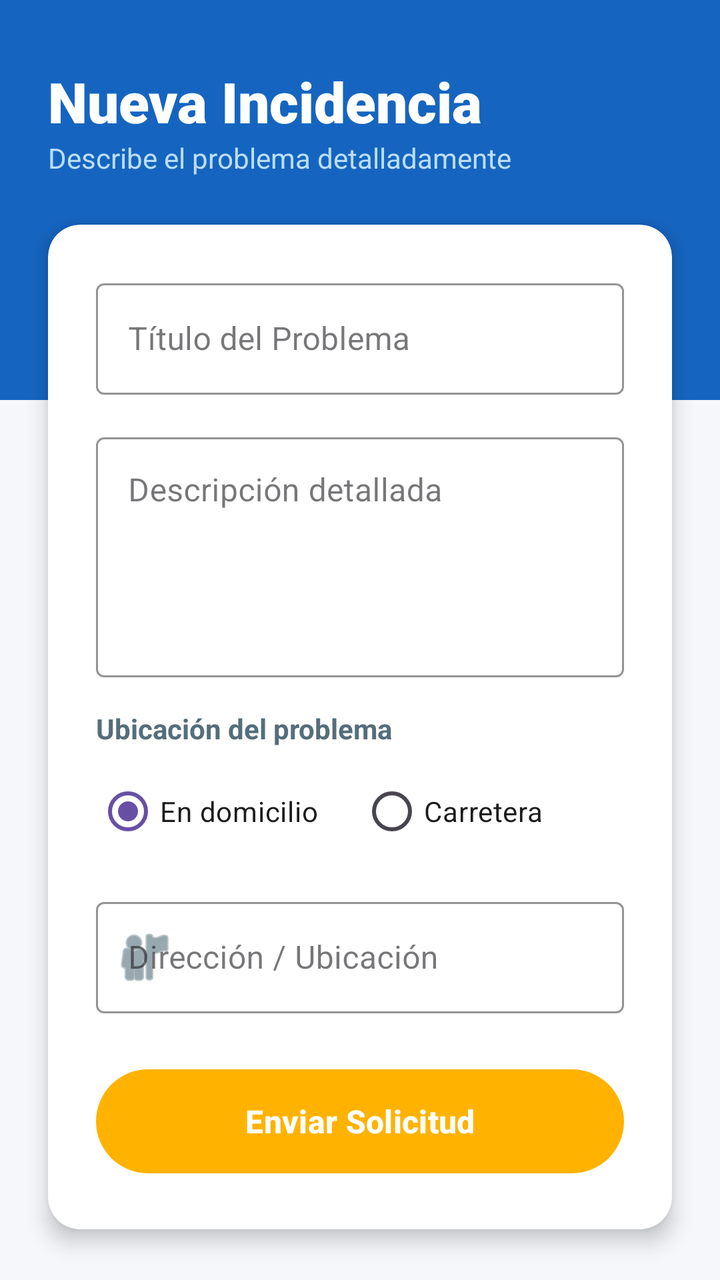
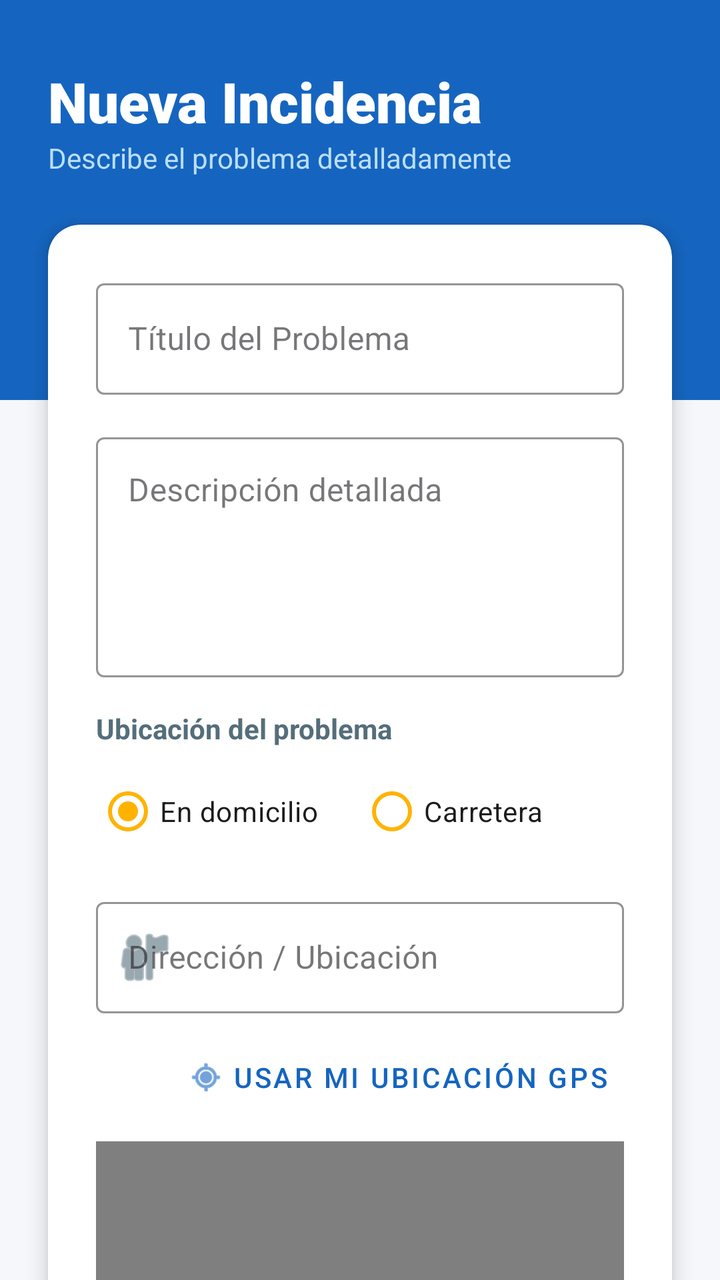

Compare the two renders of this Android layout. The source of the first and the diff that turns it into the second are given below.
<!-- AndroidManifest.xml: application theme Theme.PruebasDepuradasXDUwU -->
<!-- res/layout/activity_registro_incidencia.xml -->
<?xml version="1.0" encoding="utf-8"?>
<androidx.constraintlayout.widget.ConstraintLayout
    xmlns:android="http://schemas.android.com/apk/res/android"
    xmlns:app="http://schemas.android.com/apk/res-auto"
    xmlns:tools="http://schemas.android.com/tools"
    android:layout_width="match_parent"
    android:layout_height="match_parent"
    android:background="@color/bg_app">

    <View
        android:id="@+id/viewHeader"
        android:layout_width="match_parent"
        android:layout_height="@dimen/header_h_xl"
        android:background="@color/brand_azul"
        app:layout_constraintTop_toTopOf="parent"
        app:layout_constraintStart_toStartOf="parent"
        app:layout_constraintEnd_toEndOf="parent" />

    <TextView
        android:id="@+id/tvHeaderTitle"
        android:layout_width="wrap_content"
        android:layout_height="wrap_content"
        android:text="@string/nueva_incidencia_titulo"
        android:fontFamily="sans-serif-black"
        android:textColor="@color/white"
        android:textSize="@dimen/font_display"
        android:layout_marginTop="@dimen/espacio_XL"
        android:layout_marginStart="@dimen/espacio_L"
        app:layout_constraintStart_toStartOf="parent"
        app:layout_constraintTop_toTopOf="parent" />

    <TextView
        android:id="@+id/tvHeaderSubtitle"
        android:layout_width="wrap_content"
        android:layout_height="wrap_content"
        android:text="@string/nueva_incidencia_subtitulo"
        android:textColor="@color/txt_azul_claro"
        android:textSize="@dimen/font_subtitulo"
        app:layout_constraintStart_toStartOf="@+id/tvHeaderTitle"
        app:layout_constraintTop_toBottomOf="@+id/tvHeaderTitle" />

    <androidx.cardview.widget.CardView
        android:layout_width="match_parent"
        android:layout_height="wrap_content"
        android:layout_marginHorizontal="@dimen/espacio_L"
        android:layout_marginTop="@dimen/espacio_L"
        app:cardCornerRadius="@dimen/card_radio"
        app:cardElevation="@dimen/card_elev"
        app:cardBackgroundColor="@color/bg_card"
        app:layout_constraintTop_toBottomOf="@+id/tvHeaderSubtitle"
        app:layout_constraintStart_toStartOf="parent"
        app:layout_constraintEnd_toEndOf="parent">

        <LinearLayout
            android:layout_width="match_parent"
            android:layout_height="wrap_content"
            android:orientation="vertical"
            android:padding="@dimen/espacio_L">

            <com.google.android.material.textfield.TextInputLayout
                android:layout_width="match_parent"
                android:layout_height="wrap_content"
                android:hint="@string/nueva_incidencia_hint_titulo"
                app:boxStrokeColor="@color/brand_azul"
                app:hintTextColor="@color/brand_azul"
                style="@style/Widget.MaterialComponents.TextInputLayout.OutlinedBox"
                android:layout_marginBottom="@dimen/espacio_M">

                <com.google.android.material.textfield.TextInputEditText
                    android:id="@+id/edt_Titulo_Incidencia"
                    android:layout_width="match_parent"
                    android:layout_height="wrap_content"
                    android:textColor="@color/txt_titulo"
                    android:inputType="textCapSentences" />
            </com.google.android.material.textfield.TextInputLayout>

            <com.google.android.material.textfield.TextInputLayout
                android:layout_width="match_parent"
                android:layout_height="wrap_content"
                android:hint="@string/nueva_incidencia_hint_desc"
                app:boxStrokeColor="@color/brand_azul"
                app:hintTextColor="@color/brand_azul"
                style="@style/Widget.MaterialComponents.TextInputLayout.OutlinedBox"
                android:layout_marginBottom="@dimen/espacio_M">

                <com.google.android.material.textfield.TextInputEditText
                    android:id="@+id/edt_Descripcion_Incidencia"
                    android:layout_width="match_parent"
                    android:layout_height="@dimen/input_h_multiline"
                    android:gravity="top|start"
                    android:textColor="@color/txt_titulo"
                    android:inputType="textMultiLine" />
            </com.google.android.material.textfield.TextInputLayout>

            <TextView
                android:layout_width="wrap_content"
                android:layout_height="wrap_content"
                android:text="@string/nueva_incidencia_label_ubicacion"
                android:textStyle="bold"
                android:textColor="@color/txt_cuerpo"
                android:layout_marginBottom="@dimen/espacio_S"/>

            <RadioGroup
                android:id="@+id/radioGroupLocation"
                android:layout_width="match_parent"
                android:layout_height="wrap_content"
                android:orientation="horizontal"
                android:layout_marginBottom="@dimen/espacio_M">

                <RadioButton
                    android:id="@+id/radioEnDomicilio"
                    android:layout_width="0dp"
                    android:layout_height="wrap_content"
                    android:layout_weight="1"
                    android:checked="true"
                    android:text="@string/tag_domicilio"
                    android:buttonTint="@color/brand_naranja"
                    android:textColor="@color/txt_titulo"/>

                <RadioButton
                    android:id="@+id/radioEnCarretera"
                    android:layout_width="0dp"
                    android:layout_height="wrap_content"
                    android:layout_weight="1"
                    android:text="@string/tag_carretera"
                    android:buttonTint="@color/brand_naranja"
                    android:textColor="@color/txt_titulo"/>
            </RadioGroup>

            <com.google.android.material.textfield.TextInputLayout
                android:layout_width="match_parent"
                android:layout_height="wrap_content"
                android:hint="@string/nueva_incidencia_hint_direccion"
                app:boxStrokeColor="@color/brand_azul"
                app:hintTextColor="@color/brand_azul"
                app:startIconDrawable="@android:drawable/ic_menu_myplaces"
                app:startIconTint="@color/txt_cuerpo"
                style="@style/Widget.MaterialComponents.TextInputLayout.OutlinedBox"
                android:layout_marginBottom="@dimen/espacio_L">

                <com.google.android.material.textfield.TextInputEditText
                    android:id="@+id/edt_Direccion_Incidencia"
                    android:layout_width="match_parent"
                    android:layout_height="wrap_content"
                    android:textColor="@color/txt_titulo"
                    android:inputType="textPostalAddress" />
            </com.google.android.material.textfield.TextInputLayout>

            <com.google.android.material.button.MaterialButton
                android:id="@+id/btnRegistro_Incidencia"
                android:layout_width="match_parent"
                android:layout_height="@dimen/btn_h_std"
                android:text="@string/nueva_incidencia_btn_enviar"
                android:textSize="@dimen/font_btn"
                android:textStyle="bold"
                app:backgroundTint="@color/brand_naranja"
                android:textColor="@color/white"
                app:cornerRadius="@dimen/btn_radio"
                app:elevation="@dimen/btn_elev"/>

        </LinearLayout>
    </androidx.cardview.widget.CardView>

</androidx.constraintlayout.widget.ConstraintLayout>
<!-- resources referenced by this layout -->
<resources>
  <color name="bg_app">#F5F7FA</color>
  <color name="bg_card">#FFFFFF</color>
  <color name="brand_azul">#1565C0</color>
  <color name="brand_naranja">#FFB300</color>
  <color name="txt_azul_claro">#BBDEFB</color>
  <color name="txt_cuerpo">#546E7A</color>
  <color name="txt_titulo">#1C1C1C</color>
  <color name="white">#FFFFFFFF</color>
  <dimen name="btn_elev">4dp</dimen>
  <dimen name="btn_h_std">60dp</dimen>
  <dimen name="btn_radio">30dp</dimen>
  <dimen name="card_elev">6dp</dimen>
  <dimen name="card_radio">16dp</dimen>
  <dimen name="espacio_L">24dp</dimen>
  <dimen name="espacio_M">16dp</dimen>
  <dimen name="espacio_S">8dp</dimen>
  <dimen name="espacio_XL">32dp</dimen>
  <dimen name="font_btn">16sp</dimen>
  <dimen name="font_display">28sp</dimen>
  <dimen name="font_subtitulo">14sp</dimen>
  <dimen name="header_h_xl">200dp</dimen>
  <dimen name="input_h_multiline">120dp</dimen>
  <string name="nueva_incidencia_btn_enviar">Enviar Solicitud</string>
  <string name="nueva_incidencia_hint_desc">Descripción detallada</string>
  <string name="nueva_incidencia_hint_direccion">Dirección / Ubicación</string>
  <string name="nueva_incidencia_hint_titulo">Título del Problema</string>
  <string name="nueva_incidencia_label_ubicacion">Ubicación del problema</string>
  <string name="nueva_incidencia_subtitulo">Describe el problema detalladamente</string>
  <string name="nueva_incidencia_titulo">Nueva Incidencia</string>
  <string name="tag_carretera">Carretera</string>
  <string name="tag_domicilio">En domicilio</string>
  <style name="Theme.PruebasDepuradasXDUwU" parent="Base.Theme.PruebasDepuradasXDUwU" />
  <style name="Base.Theme.PruebasDepuradasXDUwU" parent="Theme.Material3.DayNight.NoActionBar">
          
          
      </style>
</resources>

<!-- the commit's change to res/layout/activity_registro_incidencia.xml (unified diff, before → after) -->
@@ -114,7 +114,7 @@
                     android:layout_weight="1"
                     android:checked="true"
                     android:text="@string/tag_domicilio"
-                    android:buttonTint="@color/brand_naranja"
+                    app:buttonTint="@color/brand_naranja"
                     android:textColor="@color/txt_titulo"/>
 
                 <RadioButton
@@ -123,7 +123,7 @@
                     android:layout_height="wrap_content"
                     android:layout_weight="1"
                     android:text="@string/tag_carretera"
-                    android:buttonTint="@color/brand_naranja"
+                    app:buttonTint="@color/brand_naranja"
                     android:textColor="@color/txt_titulo"/>
             </RadioGroup>
 
@@ -136,7 +136,7 @@
                 app:startIconDrawable="@android:drawable/ic_menu_myplaces"
                 app:startIconTint="@color/txt_cuerpo"
                 style="@style/Widget.MaterialComponents.TextInputLayout.OutlinedBox"
-                android:layout_marginBottom="@dimen/espacio_L">
+                android:layout_marginBottom="@dimen/espacio_S">
 
                 <com.google.android.material.textfield.TextInputEditText
                     android:id="@+id/edt_Direccion_Incidencia"
@@ -145,6 +145,27 @@
                     android:textColor="@color/txt_titulo"
                     android:inputType="textPostalAddress" />
             </com.google.android.material.textfield.TextInputLayout>
+
+            <com.google.android.material.button.MaterialButton
+                android:id="@+id/btnMiUbicacion"
+                style="@style/Widget.MaterialComponents.Button.TextButton.Icon"
+                android:layout_width="wrap_content"
+                android:layout_height="wrap_content"
+                android:layout_gravity="end"
+                android:text="Usar mi ubicación GPS"
+                android:textColor="@color/brand_azul"
+                app:icon="@android:drawable/ic_menu_mylocation"
+                app:iconTint="@color/brand_azul"
+                android:layout_marginBottom="@dimen/espacio_S"/>
+
+            <com.mapbox.maps.MapView
+                android:id="@+id/mapView"
+                android:layout_width="match_parent"
+                android:layout_height="250dp"
+                android:layout_marginBottom="@dimen/espacio_L"
+                app:mapbox_cameraTargetLat="24.7903"
+                app:mapbox_cameraTargetLng="-107.3878"
+                app:mapbox_cameraZoom="12.0" />
 
             <com.google.android.material.button.MaterialButton
                 android:id="@+id/btnRegistro_Incidencia"
